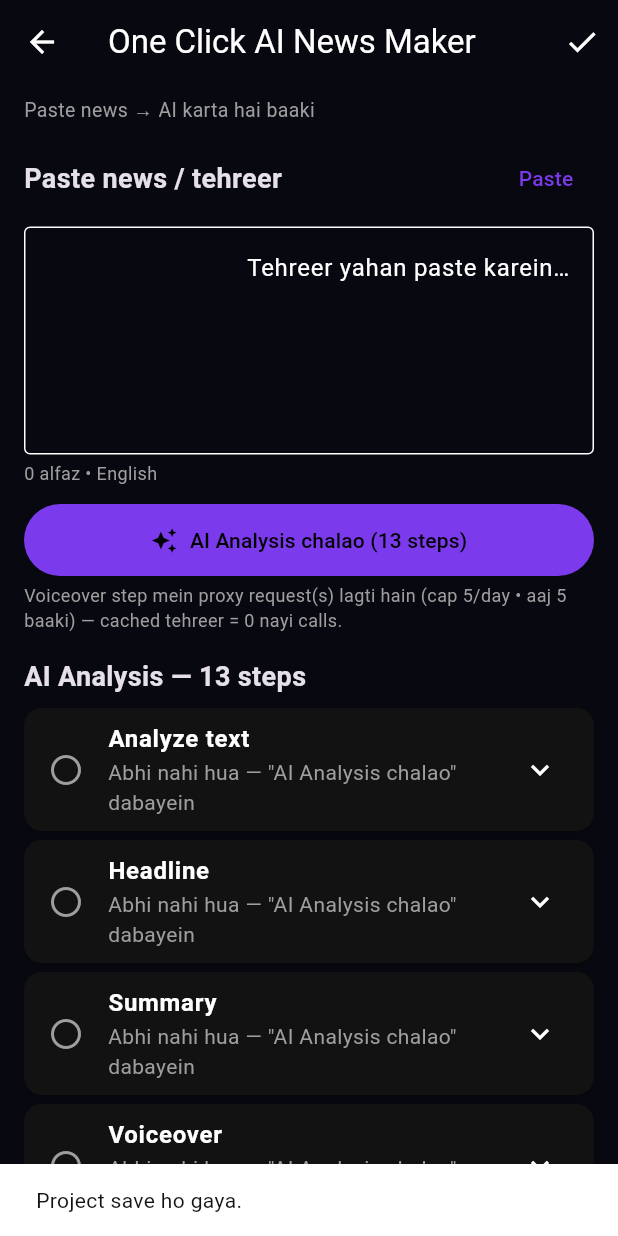
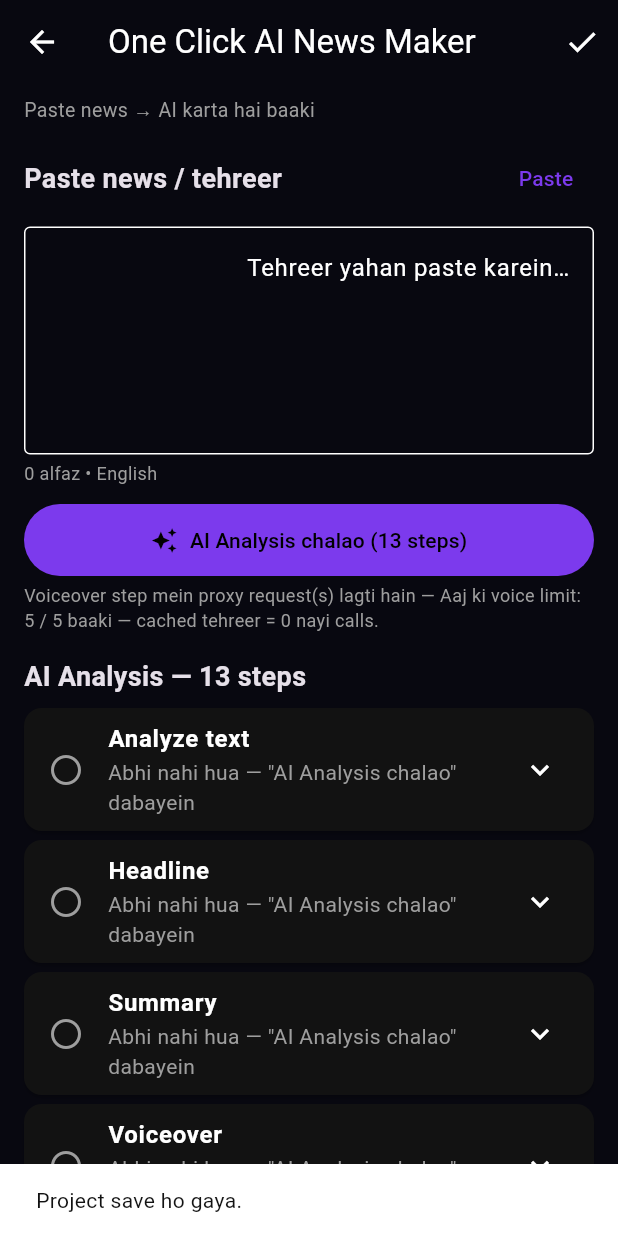
Before and after one commit to mithubhattijani-commits/tj-pro, a Flutter app: the AiNewsMakerScreen screen opened directly, after a tap on the "check" icon, on a phone screen of 412 x 824 dp. Run offline on Flutter 3.47's test engine with Material 3 defaults, Android fonts, the phone set to English and light mode, and no system bars; our stand-ins replace file_picker, flutter_secure_storage, flutter_tts, google_fonts, google_mobile_ads, google_sign_in and 9 more; missing offline and left inert: dart:ffi, ffmpeg_kit_flutter_new, gal, google_mlkit_face_detection, google_mlkit_selfie_segmentation, google_mlkit_subject_segmentation and 4 more; accounts and stored records are empty; network calls fail.

Commit message:
one-build v1.1.0: lib/news/ai_news_maker_screen.dart

```diff
--- a/lib/news/ai_news_maker_screen.dart
+++ b/lib/news/ai_news_maker_screen.dart
@@ -629,8 +629,10 @@ class _AiNewsMakerScreenState extends State<AiNewsMakerScreen> {
         ),
         const SizedBox(height: 4),
         Text(
-          'Voiceover step mein proxy request(s) lagti hain '
-          '(cap 5/day${_voiceRemaining == null ? '' : ' • aaj $_voiceRemaining baaki'})'
+          'Voiceover step mein proxy request(s) lagti hain'
+          // Cap line: non-admins only. Admins get -1 (unlimited)
+          // from remainingToday() and see no counter here.
+          '${_voiceRemaining == null || _voiceRemaining == -1 ? '' : ' — Aaj ki voice limit: $_voiceRemaining / 5 baaki'}'
           ' — cached tehreer = 0 nayi calls.',
           style: const TextStyle(color: Colors.grey, fontSize: 12),
         ),
```
